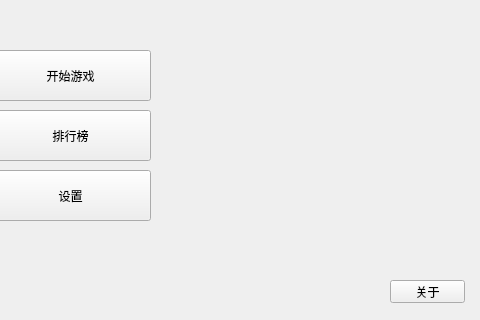
Above: code/window/mainwindow.ui from YXHXianYu/2022-BJTU-DataStructure-FinalProject before the change; both pictures show x 320 to 800 and y 280 to 600 of the 800 by 600 pixel window. Below: the same form after it.
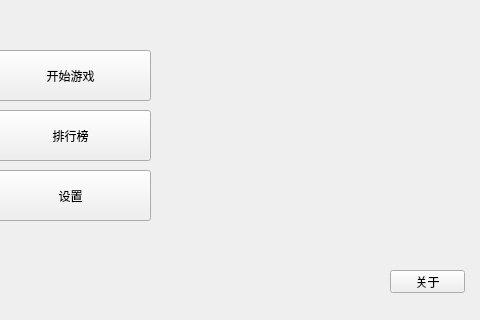
That is the form after the change.

Patch:
```diff
--- a/code/window/mainwindow.ui
+++ b/code/window/mainwindow.ui
@@ -57,7 +57,7 @@
     <property name="geometry">
      <rect>
       <x>710</x>
-      <y>560</y>
+      <y>550</y>
       <width>75</width>
       <height>23</height>
      </rect>
```
